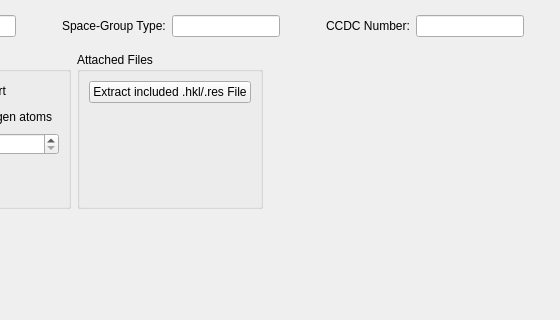
This is gui/finalcif_gui.ui in dkratzert/FinalCif as Qt 5 draws it before an edit; both pictures show x 600 to 1160 and y 0 to 320 of the 1507 by 749 pixel window. The edited form follows.
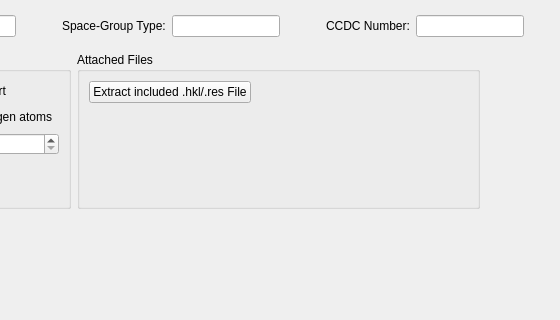
This is the edited form. Custom widgets are drawn as their Qt base class.

Commit message: improved finish label

What changed in the file:
```diff
--- a/gui/finalcif_gui.ui
+++ b/gui/finalcif_gui.ui
@@ -2007,22 +2007,15 @@
               <property name="title">
                <string>Attached Files</string>
               </property>
-              <layout class="QVBoxLayout" name="verticalLayout_10">
-               <item>
+              <layout class="QGridLayout" name="gridLayout_13">
+               <item row="0" column="0">
                 <widget class="QPushButton" name="ShredCifButton">
                  <property name="text">
                   <string>Extract included .hkl/.res File</string>
                  </property>
                 </widget>
                </item>
-               <item>
-                <widget class="QLabel" name="ExtractStatusLabel">
-                 <property name="text">
-                  <string/>
-                 </property>
-                </widget>
-               </item>
-               <item>
+               <item row="2" column="0">
                 <spacer name="verticalSpacer_6">
                  <property name="orientation">
                   <enum>Qt::Vertical</enum>
@@ -2035,6 +2028,26 @@
                  </property>
                 </spacer>
                </item>
+               <item row="0" column="1">
+                <spacer name="horizontalSpacer_15">
+                 <property name="orientation">
+                  <enum>Qt::Horizontal</enum>
+                 </property>
+                 <property name="sizeHint" stdset="0">
+                  <size>
+                   <width>0</width>
+                   <height>20</height>
+                  </size>
+                 </property>
+                </spacer>
+               </item>
+               <item row="1" column="0" colspan="2">
+                <widget class="QLabel" name="ExtractStatusLabel">
+                 <property name="text">
+                  <string/>
+                 </property>
+                </widget>
+               </item>
               </layout>
              </widget>
             </item>
```
The commit also changes 2 other files.
